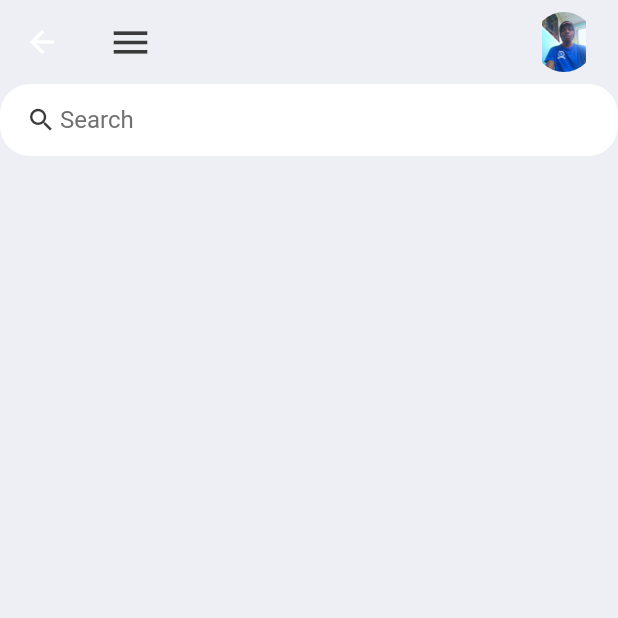
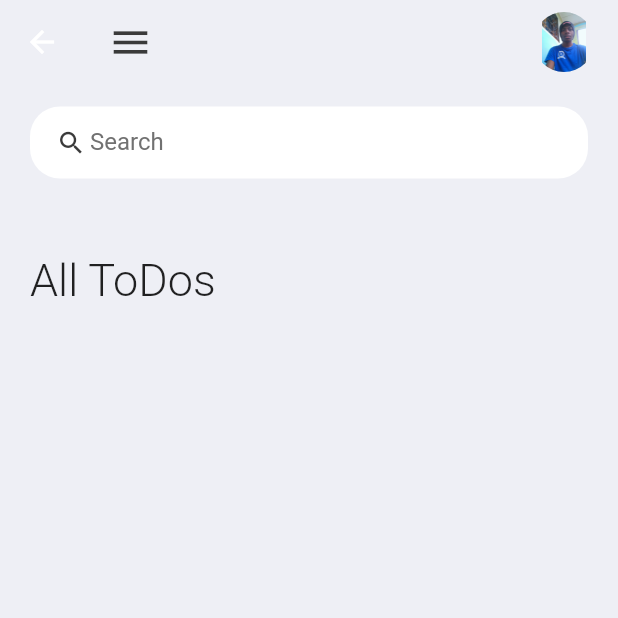
Before and after one commit to Ihimbru-K/To-do-mobile-app-flutter-, a Flutter app: the Home screen opened directly, on a phone screen of 412 x 824 dp, the top half of it. Run offline on Flutter 3.47's test engine with Material 2 defaults, Android fonts, the phone set to English and light mode, and no system bars.

Commit message:
Carried out modifications on the home page

```diff
--- a/lib/home.dart
+++ b/lib/home.dart
@@ -30,9 +30,31 @@ class Home extends StatelessWidget {
     return Scaffold(
         backgroundColor: tdBgcolor,
         appBar: _buildAppBar(),
-        body: Container(child : Column(
+        body: Container(
+            padding: EdgeInsets.symmetric(horizontal: 20, vertical: 15),
+            child : Column(
+          children: [
+           searchBox(),
+            Expanded(child: ListView(
               children: [
                 Container(
+                  padding: EdgeInsets.only(
+                    top: 50,
+                    bottom: 20,
+                  ),
+                  child: Text(
+                    'All ToDos', style: TextStyle(fontSize: 30, fontWeight: FontWeight.w300),
+                  ),
+                )
+              ],
+            ))
+          ],
+        ))
+    );
+  }
+
+  Widget searchBox() {
+    return  Container(
       padding: EdgeInsets.symmetric(horizontal: 15),
       decoration: BoxDecoration(
         color: Colors.white,
@@ -53,9 +75,6 @@ class Home extends StatelessWidget {
         ),
 
       ),
-            )
-          ],
-        ))
     );
   }
 }
```
Lines whose indentation alone changed are shown as unchanged.
